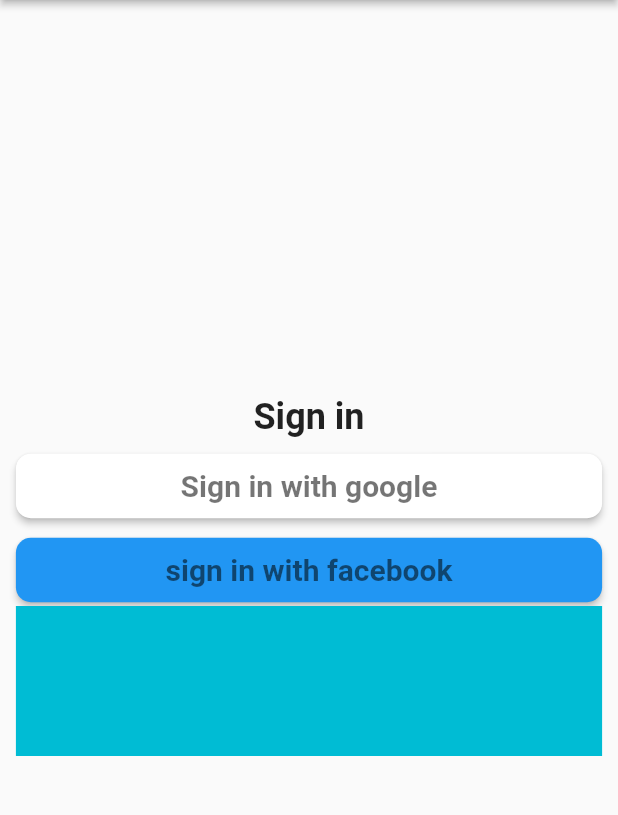
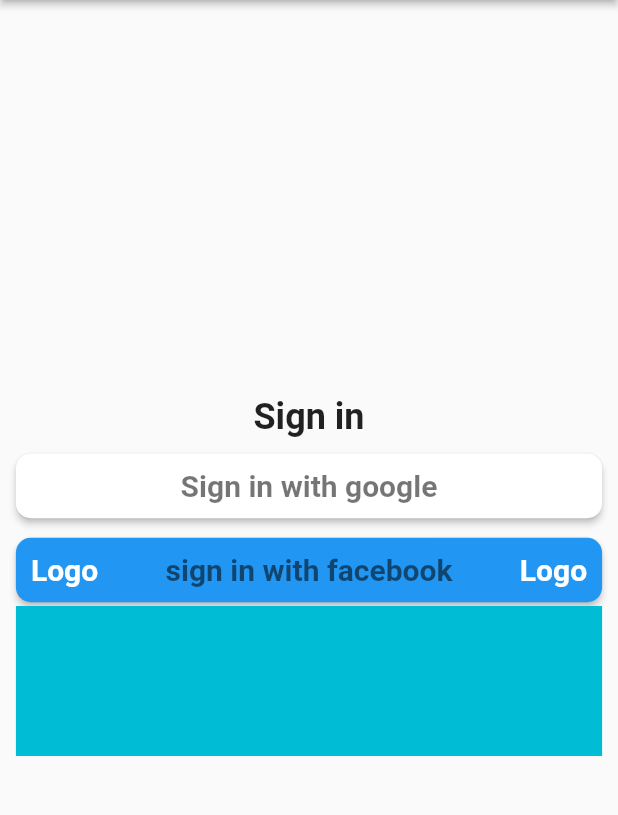
Before and after one commit to mubashir-cvr/FlutterAppTest, a Flutter app: the screen it shows after launch, on a phone screen of 412 x 824 dp, the part 84-899 px from its top. Run offline on Flutter 3.47's test engine with Material 2 defaults, Android fonts, the phone set to English and light mode, and no system bars.

Commit message:
Centering technique

```diff
--- a/myapp/lib/CustomWidget/custom_raised_button.dart
+++ b/myapp/lib/CustomWidget/custom_raised_button.dart
@@ -11,10 +11,15 @@ class customButton extends StatelessWidget {
   @override
   Widget build(BuildContext context) {
     return ElevatedButton(
-        child: Text(
+        child: Row(
+          mainAxisAlignment: MainAxisAlignment.spaceBetween,
+          children:<Widget>[
+            Text('Logo'),
+            Text(
           text,
           style: TextStyle(fontSize: 20, color: Colors.black54),
         ),
+            Text('Logo'),]),
         style: ElevatedButton.styleFrom(
             primary: color,
             padding: EdgeInsets.symmetric(horizontal: 10, vertical: 10),
```
